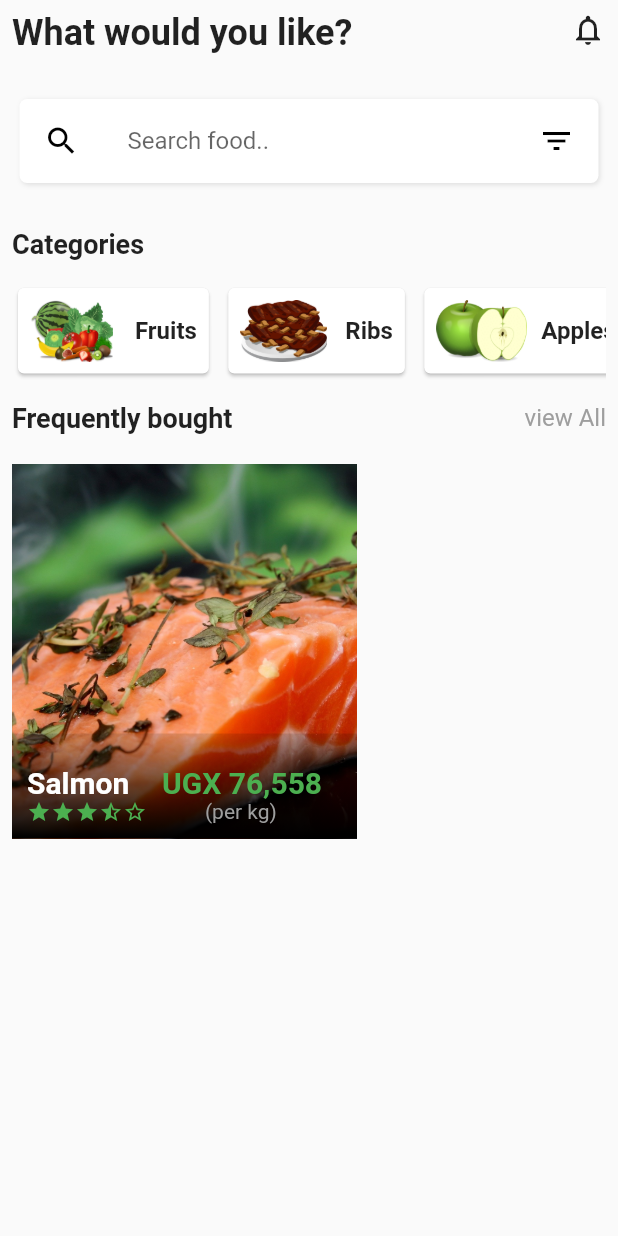
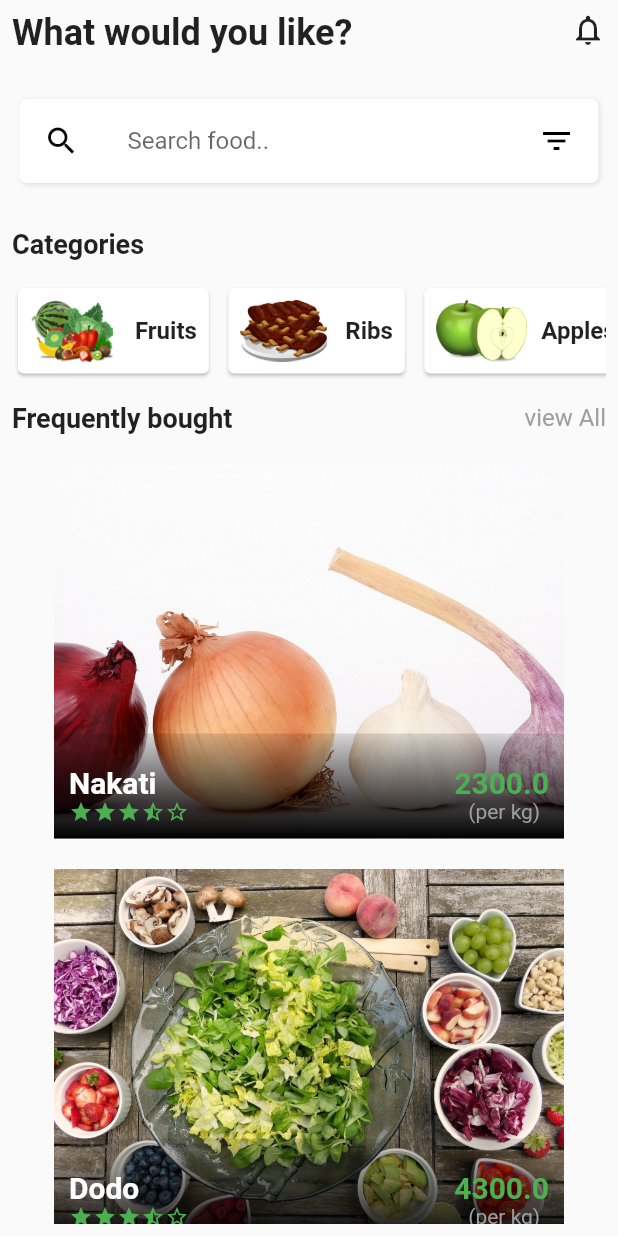
Before and after one commit to allanzico/ecommerce, a Flutter app: the screen it shows after launch, on a phone screen of 412 x 824 dp. Run offline on Flutter 3.47's test engine with Material 2 defaults, Android fonts, the phone set to English and light mode, and no system bars.

Commit message:
Turn food to list

```diff
--- /dev/null
+++ b/app/lib/DTO/foodDTO.dart
@@ -0,0 +1,17 @@
+class Food {
+  final String id;
+  final String category;
+  final String measurement;
+  final String name;
+  final String imagePath;
+  final double price;
+  final double discount;
+  final double ratings;
+
+  Food({this.measurement, this.id, this.category, this.name, this.imagePath, this.price, this.discount, this.ratings});
+}
+
+final foods = [ Food (id: "1", name: "Nakati", imagePath: "assets/images/food.jpg",
+  price: 2300, discount: 1500, ratings: 100),  Food (id: "2", name: "Dodo", imagePath: "assets/images/salad.jpg",
+  price: 4300, discount: 1000, ratings: 50),  Food (id: "3", name: "Milk", imagePath: "assets/images/food2.jpg",
+  price: 34000, discount: 4500, ratings: 70)];
--- a/app/lib/screens/homeScreen.dart
+++ b/app/lib/screens/homeScreen.dart
@@ -1,3 +1,4 @@
+import 'package:app/DTO/foodDTO.dart';
 import 'package:app/screens/widgets/foodCategory.dart';
 import 'package:app/screens/widgets/homeTopInfo.dart';
 import 'package:app/screens/widgets/recentlyBought.dart';
@@ -14,6 +15,7 @@ class HomeScreen extends StatefulWidget {
 }
 
 class _HomeScreenState extends State<HomeScreen> {
+  List<Food> _foods = foods;
   @override
   Widget build(BuildContext context) {
     return Scaffold(
@@ -57,8 +59,8 @@ class _HomeScreenState extends State<HomeScreen> {
                 ],
               ),
               SizedBox(height: 20),
-              Container(
-                child: RecentlyBought(),
+              Column(
+                children: _foods.map(_buildFoodItems).toList(),
               )
             ],
           ),
@@ -66,4 +68,8 @@ class _HomeScreenState extends State<HomeScreen> {
       ),
     );
   }
+
+  Widget _buildFoodItems(Food food) {
+    return Container(margin: EdgeInsets.only(bottom:20), child: RecentlyBought(id: food.id, name: food.name, imagePath: food.imagePath, category: food.category, price: food.price, discount: food.discount,ratings: food.ratings, measurement: food.measurement,),);
+  }
 }
--- a/app/lib/screens/widgets/recentlyBought.dart
+++ b/app/lib/screens/widgets/recentlyBought.dart
@@ -1,6 +1,16 @@
 import 'package:flutter/material.dart';
 
 class RecentlyBought extends StatefulWidget {
+  final String id;
+  final String category;
+  final String measurement;
+  final String name;
+  final String imagePath;
+  final double price;
+  final double discount;
+  final double ratings;
+
+  const RecentlyBought({Key key, this.id, this.category, this.measurement, this.name, this.imagePath, this.price, this.discount, this.ratings}) : super(key: key);
   @override
   _RecentlyBoughtState createState() => _RecentlyBoughtState();
 }
@@ -14,18 +24,19 @@ class _RecentlyBoughtState extends State<RecentlyBought> {
         children: <Widget>[
           Container(
               height: 250,
-              width: 230,
+              width: 340,
               child: Image.asset(
-                "assets/images/salmon.jpg",
+                widget.imagePath,
                 fit: BoxFit.cover,
                 alignment: Alignment.topCenter,
               )),
           Positioned(
             left: 0.0,
             bottom: 0.0,
+
             child: Container(
                 height: 70,
-                width: 230,
+                width: 340,
                 decoration: BoxDecoration(
                     gradient: LinearGradient(
                         colors: [Colors.black, Colors.black12],
@@ -35,6 +46,7 @@ class _RecentlyBoughtState extends State<RecentlyBought> {
           Positioned(
             left: 10.0,
             bottom: 10.0,
+            right: 10.0,
             child: Row(
               mainAxisAlignment: MainAxisAlignment.spaceBetween,
               children: <Widget>[
@@ -44,7 +56,7 @@ class _RecentlyBoughtState extends State<RecentlyBought> {
                     Row(
                       children: <Widget>[
                         Text(
-                          "Salmon",
+                          widget.name,
                           style: TextStyle(
                               color: Colors.white,
                               fontSize: 20,
@@ -89,7 +101,7 @@ class _RecentlyBoughtState extends State<RecentlyBought> {
                 Column(
                   children: <Widget>[
                     Text(
-                      " UGX 76,558",
+                      widget.price.toString(),
                       style: TextStyle(
                           color: Colors.green,
                           fontSize: 20,
```
Also changed, not shown: app/assets/images/eat.jpg (added), app/assets/images/food.jpg (added), app/assets/images/food2.jpg (added), app/assets/images/med.jpg (added), app/assets/images/salad.jpg (added).
